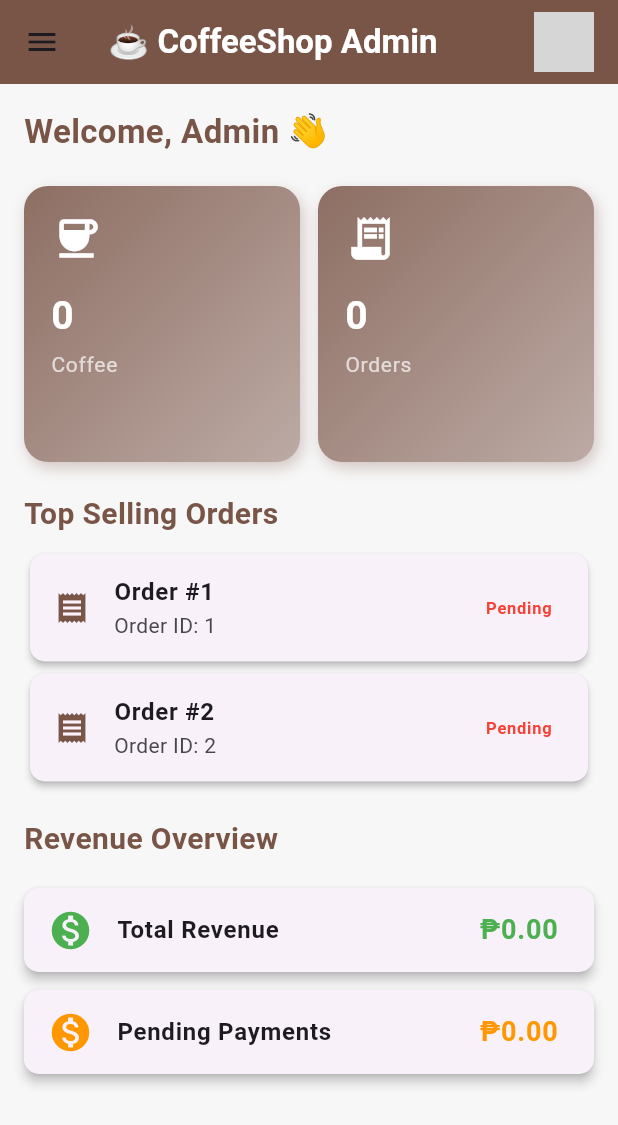
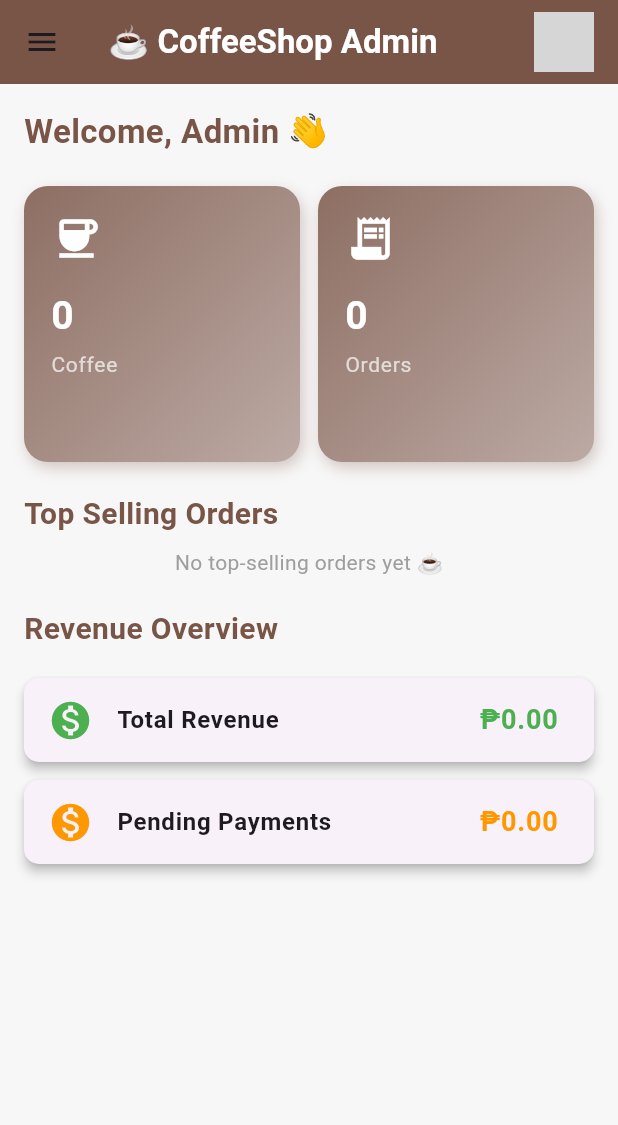
Before and after one commit to LaVenganzaDelLadron/FinalAdminCoffee, a Flutter app: the AdminDashboard screen opened directly, on a phone screen of 412 x 824 dp. Shown: the top 1125 px of the screen. Run offline on Flutter 3.47's test engine with Material 3 defaults, Android fonts, the phone set to English and light mode, and no system bars; our stand-ins replace get, image_picker, shared_preferences, smooth_page_indicator; accounts and stored records are empty; network calls fail; grey boxes are pictures that could not be loaded.

Commit message:
Push hehehehe

```diff
--- /dev/null
+++ b/lib/model/top_selling.dart
@@ -0,0 +1,31 @@
+class TopSelling {
+  final int coffeeId;
+  final String coffeeName;
+  final double totalQuantity;
+  final double totalSales;
+
+  TopSelling({
+    required this.coffeeId,
+    required this.coffeeName,
+    required this.totalQuantity,
+    required this.totalSales,
+  });
+
+  factory TopSelling.fromJson(Map<String, dynamic> json) {
+    return TopSelling(
+      coffeeId: json['coffee_id'],
+      coffeeName: json['coffee_name'],
+      totalQuantity: (json['total_quantity'] as num).toDouble(),
+      totalSales: (json['total_sales'] as num).toDouble(),
+    );
+  }
+
+  Map<String, dynamic> toJson() {
+    return {
+      'coffee_id': coffeeId,
+      'coffee_name': coffeeName,
+      'total_quantity': totalQuantity,
+      'total_sales': totalSales,
+    };
+  }
+}
--- a/lib/view/screen/admin_dashboard.dart
+++ b/lib/view/screen/admin_dashboard.dart
@@ -11,6 +11,7 @@ import 'package:admincoffee/view/screen/manage_coffee_page.dart';
 import 'package:admincoffee/view/screen/store_page.dart';
 import 'package:admincoffee/view/screen/category_page.dart';
 
+import '../cards/top_selling_card.dart';
 import 'manage_store_page.dart';
 
 final adminId = AuthController.instance.currentAdmin.value?.id.toString() ?? "0";
@@ -325,56 +326,41 @@ class AdminDashboard extends StatelessWidget {
   }
 
   Widget _buildTopSellingOrders(BuildContext context) {
-    return FutureBuilder<List<Order>>(
-      future: GetStatusOrderController.instance.fetchOrdersByStatus("pending"),
-      builder: (context, snapshot) {
-        if (snapshot.connectionState == ConnectionState.waiting) {
+    final controller = Get.put(OrderController());
+
+    return Obx(() {
+      if (controller.isLoading.value) {
         return const Center(
           child: Padding(
             padding: EdgeInsets.all(12),
             child: CircularProgressIndicator(color: Colors.brown),
           ),
         );
-        } else if (snapshot.hasError) {
-          return const Center(
-            child: Text("⚠️ Failed to load pending orders.",
-                style: TextStyle(color: Colors.red)),
-          );
-        } else if (!snapshot.hasData || snapshot.data!.isEmpty) {
+      }
+
+      if (controller.topSellingList.isEmpty) {
         return const Center(
           child: Text(
-              "No pending orders found ☕",
+            "No top-selling orders yet ☕",
             style: TextStyle(color: Colors.grey),
           ),
         );
-        } else {
-          final orders = snapshot.data!;
-          return ListView.builder(
-            shrinkWrap: true,
-            physics: const NeverScrollableScrollPhysics(),
-            itemCount: orders.length,
-            itemBuilder: (context, index) {
-              final order = orders[index];
-              return Card(
-                shape: RoundedRectangleBorder(
-                    borderRadius: BorderRadius.circular(10)),
-                elevation: 2,
-                child: ListTile(
-                  leading: const Icon(Icons.receipt, color: Colors.brown),
-                  title: Text("Order #${order.id}",
-                      style: const TextStyle(fontWeight: FontWeight.bold)),
-                  subtitle: Text("Order ID: ${order.id}"),
-                  trailing: const Text("Pending",
-                      style: TextStyle(
-                          color: Colors.red, fontWeight: FontWeight.bold)),
-                ),
+      }
+
+      final topItems = controller.topSellingList;
+
+      return Column(
+        children: List.generate(topItems.length, (index) {
+          final item = topItems[index];
+          return TopSellingCard(
+            item: item,
+            rank: index + 1,
           );
-            },
+        }),
       );
+    });
   }
-      },
-    );
-  }
+
 
   Widget _buildRevenueOverview() {
     return Column(
```
Also changed, not shown: lib/view/cards/top_selling_card.dart (added, +84 -0 lines), lib/view/controller/order_controller.dart (+26 -3 lines), lib/view/services/api_order_services.dart (+17 -0 lines). Lines whose indentation alone changed are shown as unchanged.
